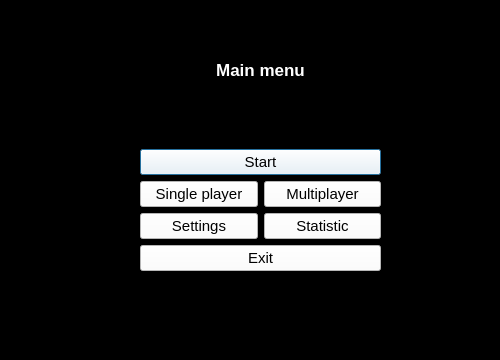
Before: the Qt Designer form menu.ui in noX1st/crosses-and-zeros, drawn with Qt 5.
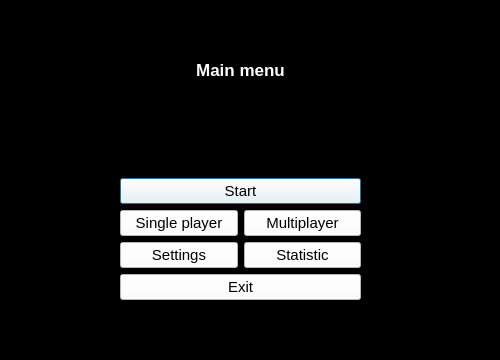
After: the same form once the commit is applied.

The edit to the form file:
```diff
--- a/menu.ui
+++ b/menu.ui
@@ -21,13 +21,23 @@
   <property name="styleSheet">
    <string notr="true">background-color: rgb(0, 0, 0);</string>
   </property>
+  <widget class="QStackedWidget" name="stackedWidget">
+   <property name="geometry">
+    <rect>
+     <x>0</x>
+     <y>0</y>
+     <width>501</width>
+     <height>361</height>
+    </rect>
+   </property>
+   <widget class="QWidget" name="page">
   <widget class="QWidget" name="layoutWidget">
    <property name="geometry">
     <rect>
-     <x>140</x>
+       <x>120</x>
      <y>60</y>
      <width>241</width>
-     <height>211</height>
+       <height>240</height>
     </rect>
    </property>
    <layout class="QVBoxLayout" name="verticalLayout_4">
@@ -182,6 +192,9 @@
      </layout>
     </item>
    </layout>
+    </widget>
+   </widget>
+   <widget class="QWidget" name="page_2"/>
   </widget>
  </widget>
  <resources/>
```
Left out of the diff: 4 changed lines with no effect on the pictures. Lines whose indentation alone changed are shown as unchanged.
